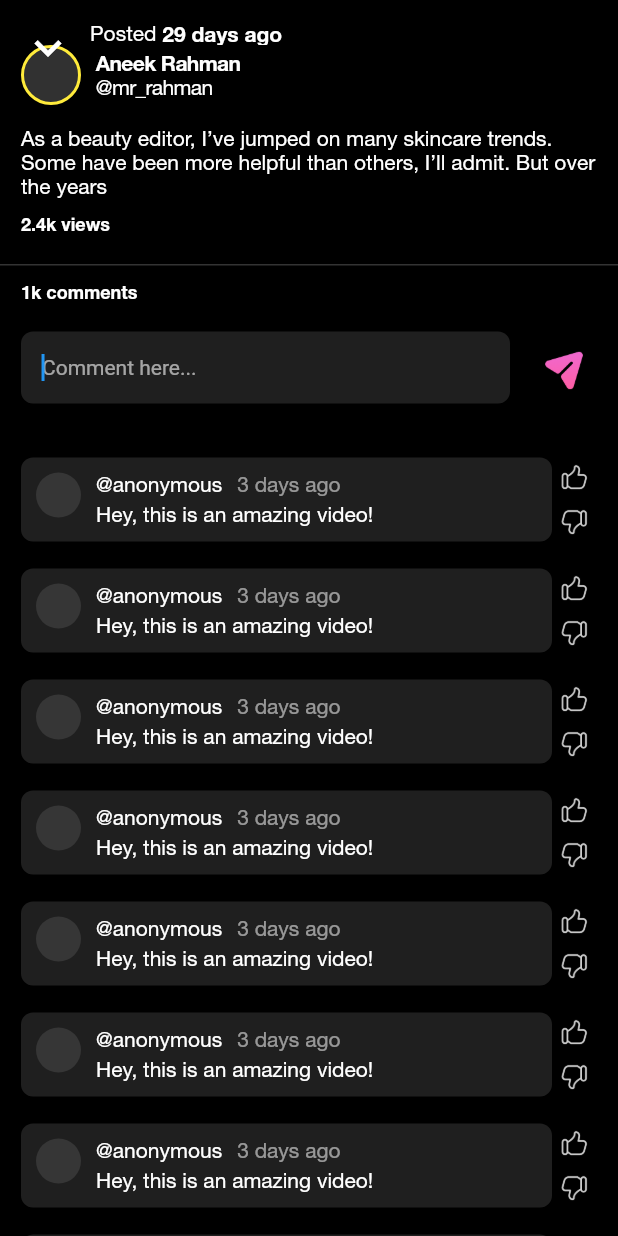
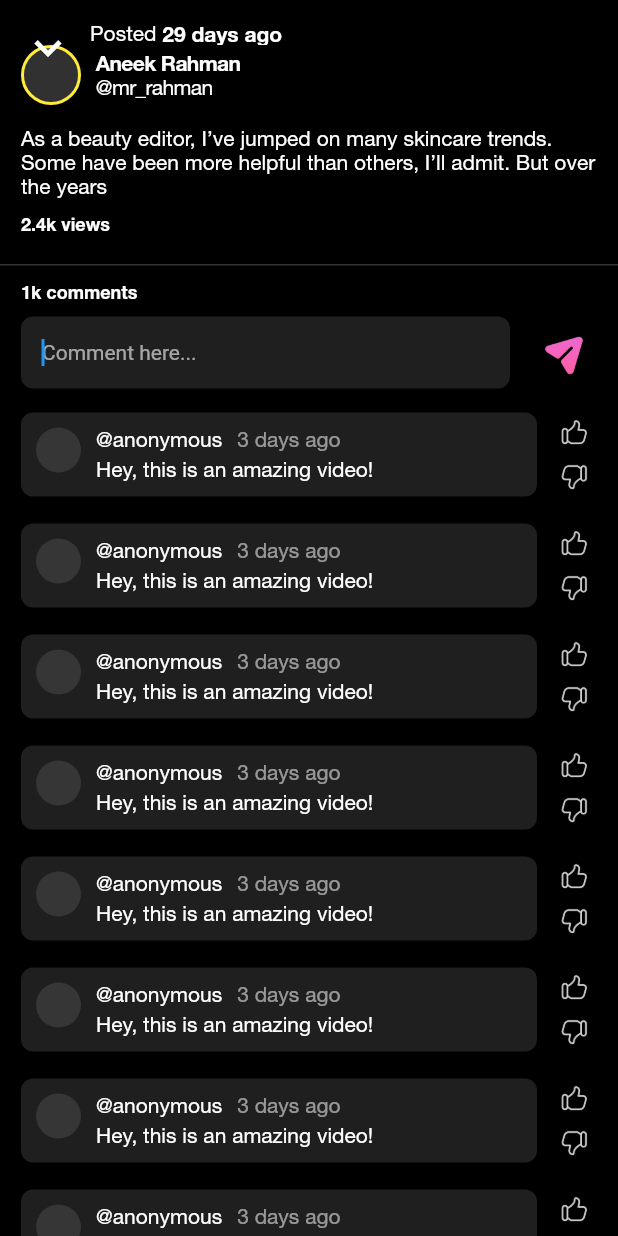
Before and after one commit to AneekRahman/jynx-social-app, a Flutter app: the VideosCommentsModal screen opened directly, on a phone screen of 412 x 824 dp. Run offline on Flutter 3.47's test engine with Material 2 defaults, Android fonts, the phone set to English and light mode, and no system bars; our stand-ins replace awesome_notifications, cloud_firestore, firebase_analytics, firebase_auth, firebase_core, firebase_database and 9 more; missing offline and left inert: encrypt, firebase_app_check, flutter_webrtc, google_api_headers, google_maps_webservice; accounts and stored records are empty.

Commit message:
- Change VideosCommentsModal style

```diff
--- a/social-app-client/lib/pages/Home/VideosCommentsModal.dart
+++ b/social-app-client/lib/pages/Home/VideosCommentsModal.dart
@@ -68,7 +68,7 @@ class _VideosCommentsModalState extends State<VideosCommentsModal> {
           Container(width: double.infinity, height: 1, color: Colors.white.withOpacity(.2)),
           SizedBox(height: 10),
           Padding(
-            padding: const EdgeInsets.fromLTRB(14, 0, 14, 20),
+            padding: const EdgeInsets.fromLTRB(14, 0, 14, 10),
             child: Text(
               "1k comments",
               style: TextStyle(fontFamily: HelveticaFont.Bold, color: Colors.white, fontSize: 12),
@@ -77,7 +77,6 @@ class _VideosCommentsModalState extends State<VideosCommentsModal> {
           MyCommentBox(
             setInput: (input) {},
           ),
-          SizedBox(height: 20),
         ],
       ),
     );
@@ -273,6 +272,7 @@ class CommentBubble extends StatelessWidget {
               ),
             ),
           ),
+          SizedBox(width: 10),
           Column(
             children: [
               CupertinoButton(
```
